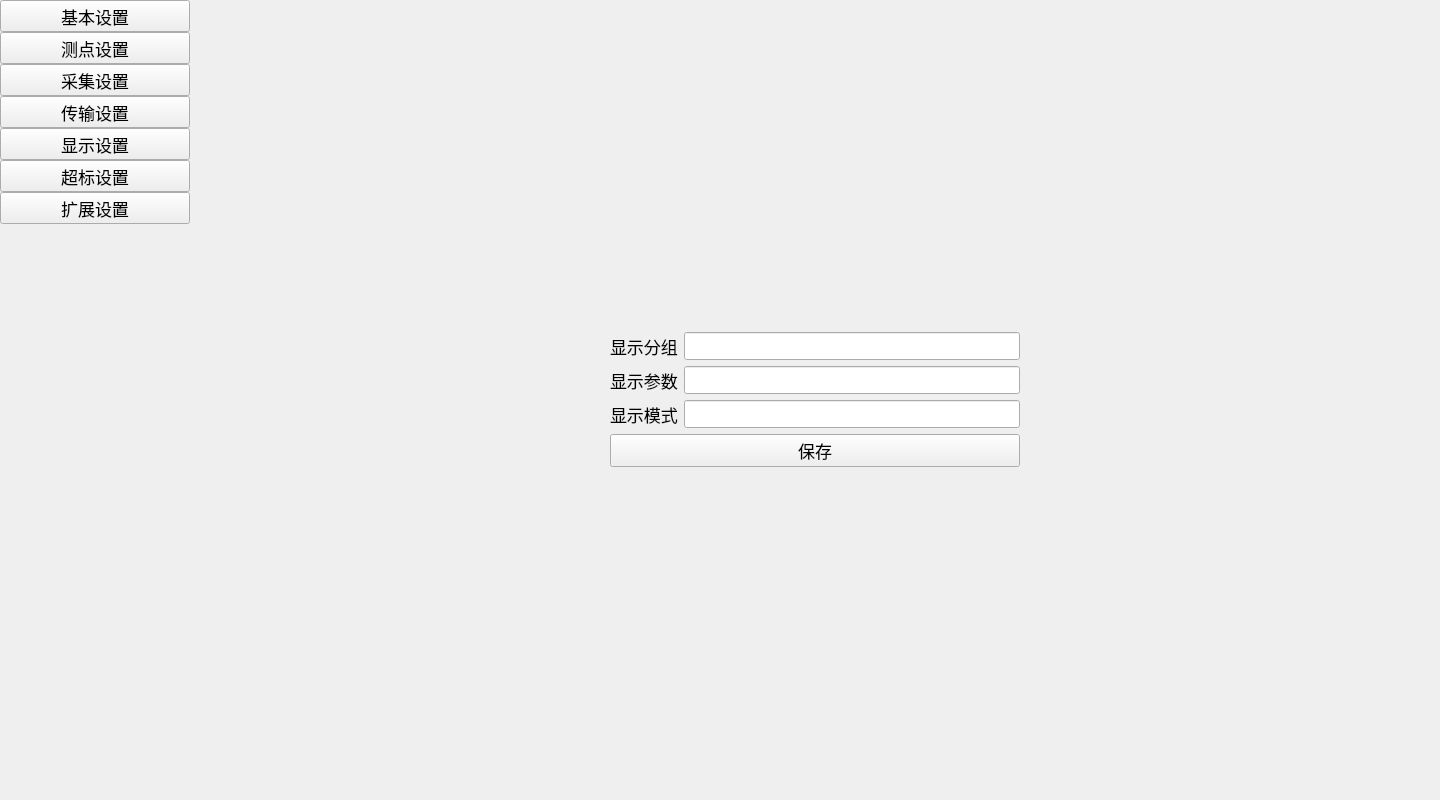
Before: the Qt Designer form zeei_wm_setup.ui in HFY8513/WM2400, drawn with Qt 5.
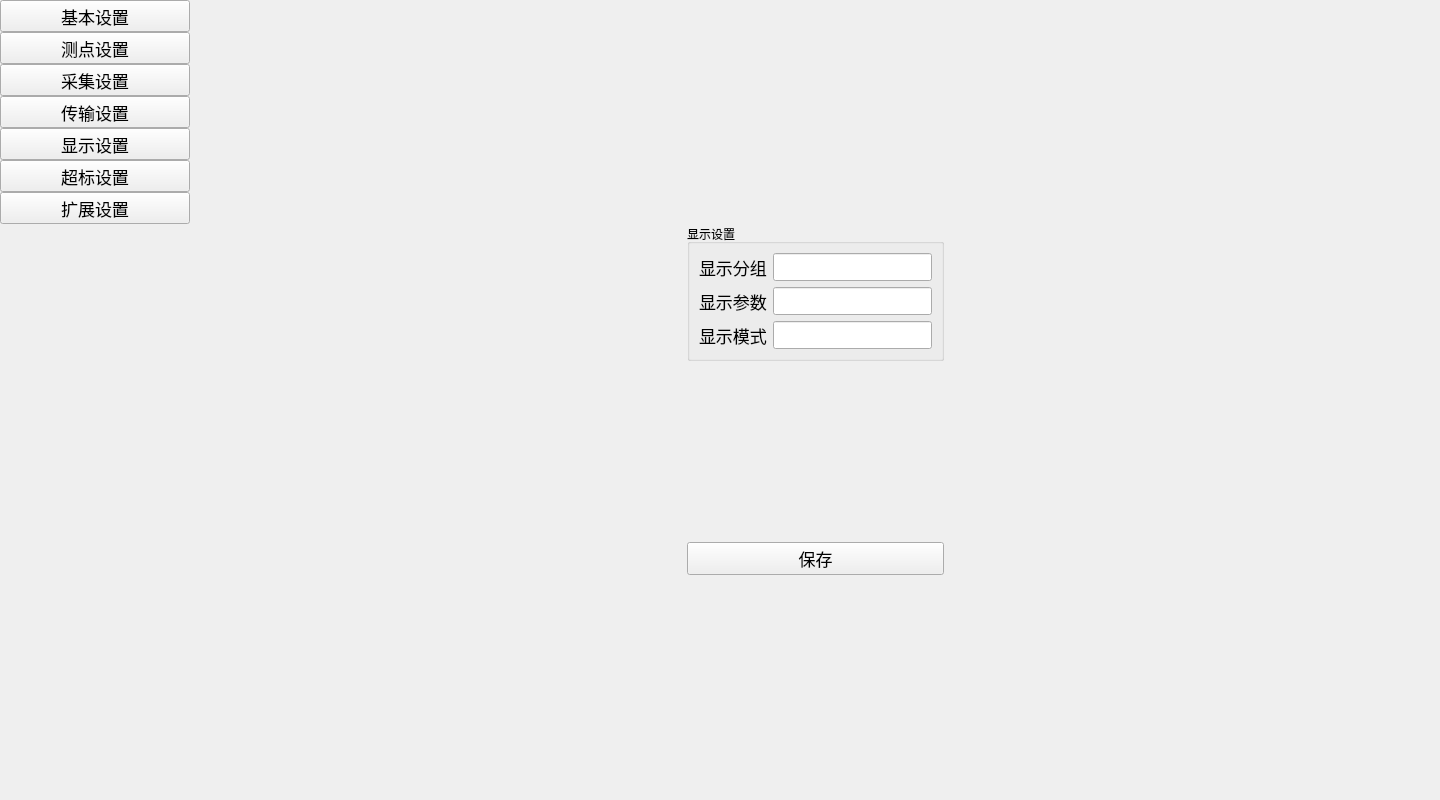
After: the same form once the commit is applied. The open tabs and pages were chosen to show the change. Custom widgets are drawn as their Qt base class.

The edit to the form file:
```diff
--- a/zeei_wm_setup.ui
+++ b/zeei_wm_setup.ui
@@ -615,24 +615,82 @@
       </layout>
      </widget>
      <widget class="QWidget" name="page5">
-      <layout class="QGridLayout" name="gridLayout_9">
-       <item row="0" column="0">
-        <spacer name="horizontalSpacer_3">
-         <property name="orientation">
-          <enum>Qt::Horizontal</enum>
-         </property>
-         <property name="sizeHint" stdset="0">
-          <size>
-           <width>404</width>
-           <height>20</height>
-          </size>
-         </property>
-        </spacer>
-       </item>
-       <item row="0" column="1">
-        <layout class="QVBoxLayout" name="verticalLayout">
-         <item>
           <layout class="QGridLayout" name="gridLayout_5">
+       <item row="1" column="0">
+        <spacer name="horizontalSpacer_3">
+         <property name="orientation">
+          <enum>Qt::Horizontal</enum>
+         </property>
+         <property name="sizeHint" stdset="0">
+          <size>
+           <width>404</width>
+           <height>20</height>
+          </size>
+         </property>
+        </spacer>
+       </item>
+       <item row="1" column="2">
+        <spacer name="horizontalSpacer_4">
+         <property name="orientation">
+          <enum>Qt::Horizontal</enum>
+         </property>
+         <property name="sizeHint" stdset="0">
+          <size>
+           <width>404</width>
+           <height>20</height>
+          </size>
+         </property>
+        </spacer>
+       </item>
+       <item row="2" column="1">
+        <widget class="QPushButton" name="btn_gui_save">
+         <property name="sizePolicy">
+          <sizepolicy hsizetype="Preferred" vsizetype="Maximum">
+           <horstretch>0</horstretch>
+           <verstretch>0</verstretch>
+          </sizepolicy>
+         </property>
+         <property name="font">
+          <font>
+           <pointsize>13</pointsize>
+          </font>
+         </property>
+         <property name="text">
+          <string>保存</string>
+         </property>
+        </widget>
+       </item>
+       <item row="3" column="1">
+        <spacer name="verticalSpacer_2">
+         <property name="orientation">
+          <enum>Qt::Vertical</enum>
+         </property>
+         <property name="sizeType">
+          <enum>QSizePolicy::Minimum</enum>
+         </property>
+         <property name="sizeHint" stdset="0">
+          <size>
+           <width>20</width>
+           <height>40</height>
+          </size>
+         </property>
+        </spacer>
+       </item>
+       <item row="1" column="1">
+        <widget class="QGroupBox" name="groupBox_2">
+         <property name="minimumSize">
+          <size>
+           <width>0</width>
+           <height>0</height>
+          </size>
+         </property>
+         <property name="title">
+          <string>显示设置</string>
+         </property>
+         <layout class="QGridLayout" name="gridLayout_9">
+          <property name="sizeConstraint">
+           <enum>QLayout::SetFixedSize</enum>
+          </property>
            <item row="0" column="0">
             <widget class="QLabel" name="label_10">
              <property name="font">
@@ -677,6 +735,12 @@
            </item>
            <item row="2" column="0">
             <widget class="QLabel" name="label_12">
+            <property name="sizePolicy">
+             <sizepolicy hsizetype="Preferred" vsizetype="Minimum">
+              <horstretch>0</horstretch>
+              <verstretch>0</verstretch>
+             </sizepolicy>
+            </property>
              <property name="font">
               <font>
                <pointsize>13</pointsize>
@@ -697,30 +761,20 @@
             </widget>
            </item>
           </layout>
-         </item>
-         <item>
-          <widget class="QPushButton" name="btn_gui_save">
-           <property name="font">
-            <font>
-             <pointsize>13</pointsize>
-            </font>
-           </property>
-           <property name="text">
-            <string>保存</string>
-           </property>
-          </widget>
-         </item>
-        </layout>
-       </item>
-       <item row="0" column="2">
-        <spacer name="horizontalSpacer_4">
+        </widget>
+       </item>
+       <item row="0" column="1">
+        <spacer name="verticalSpacer">
          <property name="orientation">
-          <enum>Qt::Horizontal</enum>
+          <enum>Qt::Vertical</enum>
+         </property>
+         <property name="sizeType">
+          <enum>QSizePolicy::Minimum</enum>
          </property>
          <property name="sizeHint" stdset="0">
           <size>
-           <width>404</width>
-           <height>20</height>
+           <width>20</width>
+           <height>40</height>
           </size>
          </property>
         </spacer>
```
Left out of the diff: 324 changed lines with no effect on the pictures. Lines whose indentation alone changed are shown as unchanged.
